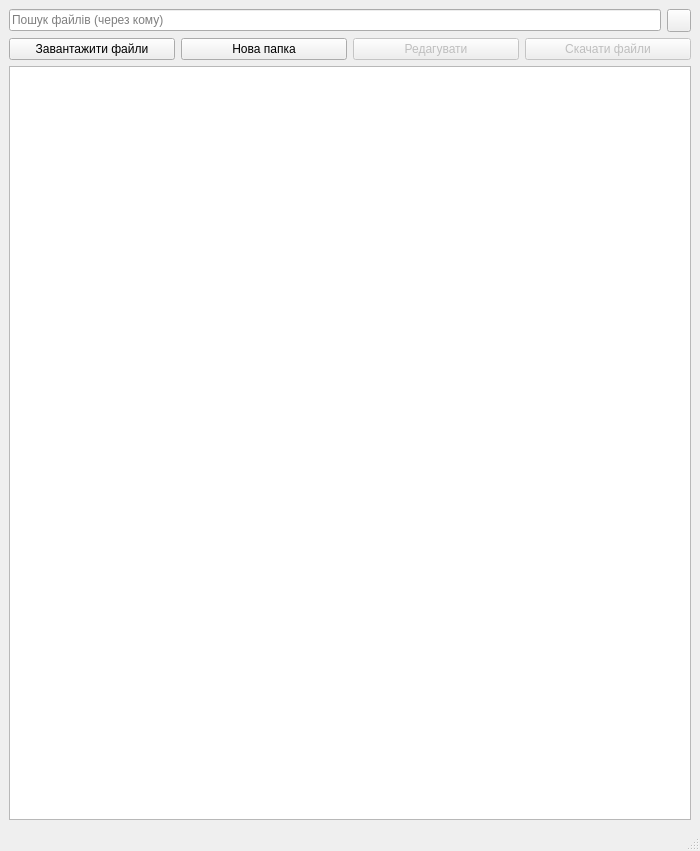
This is gui/main.ui in andrii-shchur/TeleCloud as Qt 5 draws it before an edit. The edited form follows.
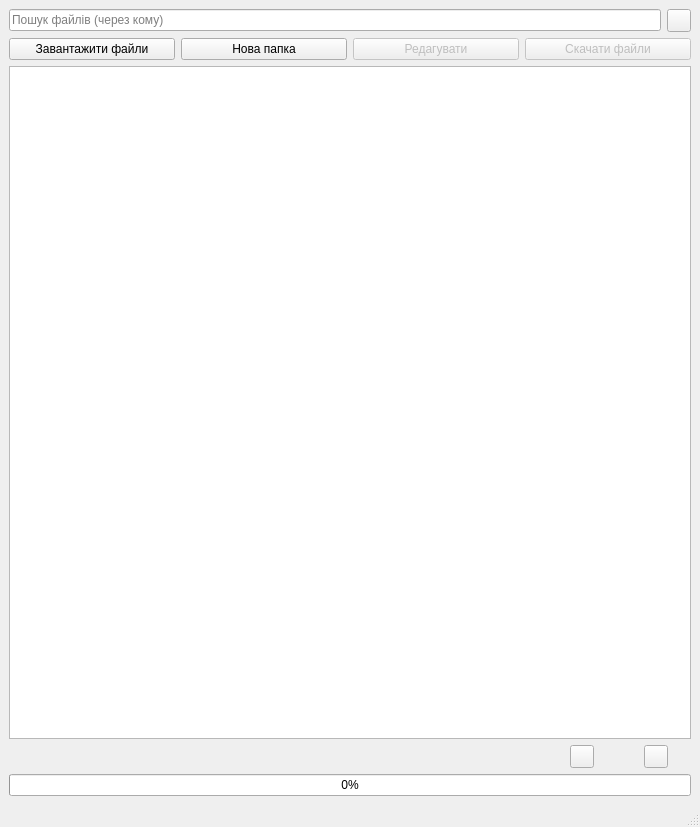
This is the edited form. Icons and pictures are not drawn.

The edit to the form file:
```diff
--- a/gui/main.ui
+++ b/gui/main.ui
@@ -7,7 +7,7 @@
     <x>0</x>
     <y>0</y>
     <width>700</width>
-    <height>851</height>
+    <height>827</height>
    </rect>
   </property>
   <property name="windowTitle">
@@ -17,6 +17,21 @@
    <iconset resource="logo.qrc">
     <normaloff>:/:/newPrefix/logo1.png/logo.png</normaloff>:/:/newPrefix/logo1.png/logo.png</iconset>
   </property>
+  <property name="toolTip">
+   <string/>
+  </property>
+  <property name="documentMode">
+   <bool>false</bool>
+  </property>
+  <property name="tabShape">
+   <enum>QTabWidget::Rounded</enum>
+  </property>
+  <property name="dockNestingEnabled">
+   <bool>false</bool>
+  </property>
+  <property name="dockOptions">
+   <set>QMainWindow::AllowTabbedDocks|QMainWindow::AnimatedDocks</set>
+  </property>
   <widget class="QWidget" name="centralwidget">
    <layout class="QVBoxLayout" name="verticalLayout">
     <item>
@@ -98,6 +113,94 @@
       </property>
      </widget>
     </item>
+    <item>
+     <layout class="QHBoxLayout" name="horizontalLayout_4" stretch="0,0,0,0,0">
+      <property name="spacing">
+       <number>10</number>
+      </property>
+      <property name="topMargin">
+       <number>0</number>
+      </property>
+      <property name="bottomMargin">
+       <number>0</number>
+      </property>
+      <item>
+       <widget class="QLabel" name="downloading_now_label">
+        <property name="text">
+         <string/>
+        </property>
+       </widget>
+      </item>
+      <item>
+       <widget class="QToolButton" name="toolButton">
+        <property name="mouseTracking">
+         <bool>false</bool>
+        </property>
+        <property name="toolTip">
+         <string notr="true"/>
+        </property>
+        <property name="text">
+         <string/>
+        </property>
+        <property name="toolButtonStyle">
+         <enum>Qt::ToolButtonIconOnly</enum>
+        </property>
+        <property name="arrowType">
+         <enum>Qt::NoArrow</enum>
+        </property>
+       </widget>
+      </item>
+      <item>
+       <spacer name="horizontalSpacer">
+        <property name="orientation">
+         <enum>Qt::Horizontal</enum>
+        </property>
+        <property name="sizeType">
+         <enum>QSizePolicy::Fixed</enum>
+        </property>
+        <property name="sizeHint" stdset="0">
+         <size>
+          <width>40</width>
+          <height>20</height>
+         </size>
+        </property>
+       </spacer>
+      </item>
+      <item>
+       <widget class="QToolButton" name="toolButton_2">
+        <property name="text">
+         <string/>
+        </property>
+       </widget>
+      </item>
+      <item>
+       <spacer name="horizontalSpacer_2">
+        <property name="orientation">
+         <enum>Qt::Horizontal</enum>
+        </property>
+        <property name="sizeType">
+         <enum>QSizePolicy::Fixed</enum>
+        </property>
+        <property name="sizeHint" stdset="0">
+         <size>
+          <width>23</width>
+          <height>20</height>
+         </size>
+        </property>
+       </spacer>
+      </item>
+     </layout>
+    </item>
+    <item>
+     <widget class="QProgressBar" name="downloading_progress_bar">
+      <property name="enabled">
+       <bool>true</bool>
+      </property>
+      <property name="value">
+       <number>0</number>
+      </property>
+     </widget>
+    </item>
    </layout>
   </widget>
   <widget class="QMenuBar" name="menubar">
```
